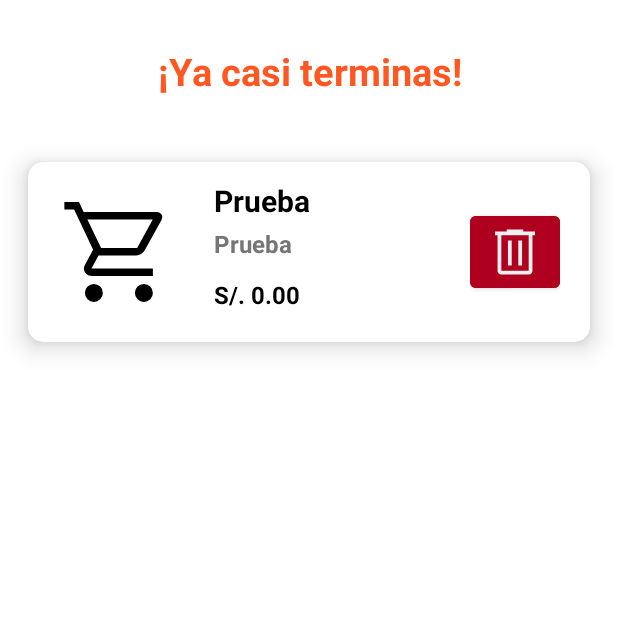
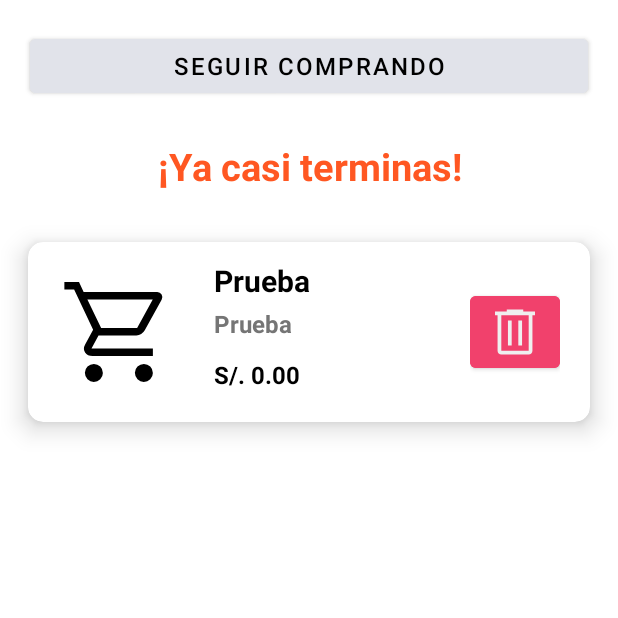
Before and after one commit to iamjamtt/ProyectoGrupo07, an Android app: the CarritoCompra screen opened directly, with no data from a screen before it, on a phone screen of 412 x 824 dp, the top half of it. Run offline under Robolectric (Android 15) with nearby library versions, the phone set to English and light mode, and no system bars.

Commit message:
Paleta de colores, Diseño de colores en las vistas

```diff
--- a/app/src/main/java/com/example/proyectogrupo07/DetalleProducto.java
+++ b/app/src/main/java/com/example/proyectogrupo07/DetalleProducto.java
@@ -5,6 +5,7 @@ import androidx.appcompat.app.AppCompatActivity;
 import android.content.Intent;
 import android.os.Bundle;
 import android.view.View;
+import android.widget.Button;
 import android.widget.ImageView;
 import android.widget.TextView;
 import android.widget.Toast;
@@ -39,7 +40,10 @@ public class DetalleProducto extends AppCompatActivity {
     }
 
     public void onAgregarCarritoButtonClick(View view) {
-        Toast.makeText(this, "Producto agregado al carrito", Toast.LENGTH_SHORT).show();
+        String producto = ((TextView) findViewById(R.id.txt_nombre_producto)).getText().toString();
+        Toast.makeText(this, producto+" agregado al carrito", Toast.LENGTH_SHORT).show();
+        Button botonEjemplo = findViewById(R.id.btnAgregar);
+        botonEjemplo.setCompoundDrawablesWithIntrinsicBounds(R.drawable.done, 0, 0, 0);
     }
 
     public void onCarritoButtonClick(View view) {
--- /dev/null
+++ b/app/src/main/res/drawable/agregar.xml
@@ -0,0 +1,4 @@
+<vector android:height="24dp" android:viewportHeight="960"
+    android:viewportWidth="960" android:width="24dp" xmlns:android="http://schemas.android.com/apk/res/android">
+    <path android:fillColor="#FFF" android:pathData="M450,510L200,510v-60h250v-250h60v250h250v60L510,510v250h-60v-250Z"/>
+</vector>
--- /dev/null
+++ b/app/src/main/res/drawable/done.xml
@@ -0,0 +1,4 @@
+<vector android:height="24dp" android:viewportHeight="960"
+    android:viewportWidth="960" android:width="24dp" xmlns:android="http://schemas.android.com/apk/res/android">
+    <path android:fillColor="#FFF" android:pathData="M378,714 L154,490l43,-43 181,181 384,-384 43,43 -427,427Z"/>
+</vector>
--- a/app/src/main/res/layout/activity_carrito_compra.xml
+++ b/app/src/main/res/layout/activity_carrito_compra.xml
@@ -11,17 +11,17 @@
         android:layout_width="match_parent"
         android:layout_height="wrap_content"
         android:orientation="vertical"
-        app:layout_constraintTop_toTopOf="parent"
-        tools:layout_editor_absoluteX="1dp">
+        app:layout_constraintTop_toBottomOf="@+id/linearLayout8"
+        tools:layout_editor_absoluteX="-4dp">
 
         <TextView
             android:id="@+id/textView"
             android:layout_width="match_parent"
             android:layout_height="wrap_content"
-            android:layout_marginTop="30dp"
-            android:layout_marginBottom="20dp"
             android:layout_marginLeft="20dp"
+            android:layout_marginTop="20dp"
             android:layout_marginRight="20dp"
+            android:layout_marginBottom="10dp"
             android:gravity="center"
             android:text="@string/txt_casi_terminas"
             android:textAlignment="center"
@@ -130,7 +130,7 @@
                         android:id="@+id/button"
                         android:layout_width="60dp"
                         android:layout_height="60dp"
-                        android:backgroundTint="@color/design_default_color_error"
+                        android:backgroundTint="@color/colorBsDanger"
                         android:drawableRight="@drawable/delete"
                         android:gravity="center"
                         android:padding="10dp"
@@ -140,4 +140,28 @@
             </RelativeLayout>
         </LinearLayout>
     </androidx.cardview.widget.CardView>
+
+    <LinearLayout
+        android:id="@+id/linearLayout8"
+        android:layout_width="match_parent"
+        android:layout_height="wrap_content"
+        android:orientation="vertical"
+        app:layout_constraintTop_toTopOf="parent"
+        tools:layout_editor_absoluteX="1dp">
+
+        <Button
+            android:id="@+id/btnSeguirComprando"
+            android:layout_width="match_parent"
+            android:layout_height="wrap_content"
+            android:layout_marginTop="20dp"
+            android:layout_marginLeft="20dp"
+            android:layout_marginRight="20dp"
+            android:layout_marginBottom="5dp"
+            android:layout_weight="1"
+            android:backgroundTint="@color/colorBsSecondary"
+            android:text="Seguir Comprando"
+            android:textColor="@color/colorText"
+            android:onClick="onSeguitComprandoButtonClick"
+            android:textSize="16sp"/>
+    </LinearLayout>
 </androidx.constraintlayout.widget.ConstraintLayout>
--- a/app/src/main/res/layout/activity_home.xml
+++ b/app/src/main/res/layout/activity_home.xml
@@ -80,7 +80,7 @@
                 android:layout_marginBottom="10dp"
                 android:layout_marginHorizontal="20dp"
                 android:layout_weight="1"
-                android:backgroundTint="@color/colorPrimary"
+                android:backgroundTint="@color/colorBsPrimary"
                 android:text="@string/btnPerfil"
                 android:textColor="@color/colorBackground"
                 android:textSize="16sp"
@@ -94,10 +94,10 @@
                 android:layout_height="wrap_content"
                 android:layout_marginHorizontal="20dp"
                 android:layout_weight="1"
-                android:backgroundTint="@color/colorTextSecondary"
+                android:backgroundTint="@color/colorBsSecondary"
                 android:fontFamily="sans-serif-medium"
                 android:text="@string/btnLogout"
-                android:textColor="@color/colorBackground"
+                android:textColor="@color/colorText"
                 android:textSize="16sp"
                 android:textStyle="bold"
                 tools:ignore="VisualLintButtonSize" />
--- a/app/src/main/res/layout/activity_perfil.xml
+++ b/app/src/main/res/layout/activity_perfil.xml
@@ -23,7 +23,7 @@
             android:id="@+id/btnRegresarPerfilId"
             android:layout_width="match_parent"
             android:layout_height="wrap_content"
-            android:backgroundTint="@color/colorAccent"
+            android:backgroundTint="@color/colorBsSecondary"
             android:text="@string/btnRegresarPerfil"
             android:textColor="@color/colorText"
             android:textSize="16sp"
@@ -38,9 +38,10 @@
             android:layout_width="match_parent"
             android:layout_height="wrap_content"
             android:fontFamily="sans-serif-medium"
-            android:textAllCaps="true"
             android:text="@string/tvTituloPerfil"
             android:textAlignment="center"
+            android:textAllCaps="true"
+            android:textColor="@color/colorBsPrimary"
             android:textSize="30sp"
             android:textStyle="bold" />
 
--- a/app/src/main/res/values/colors.xml
+++ b/app/src/main/res/values/colors.xml
@@ -12,4 +12,12 @@
     <color name="colorDivider">#BDBDBD</color>
     <color name="colorButton">#FF5722</color>
     <color name="colorButtonSecondary">#FFFFFF</color>
+
+    <!-- Bootstrap Colors -->
+    <color name="colorBsPrimary">#009ef7</color>
+    <color name="colorBsSecondary">#e1e3ea</color>
+    <color name="colorBsSuccess">#50cd89</color>
+    <color name="colorBsWarning">#ffc700</color>
+    <color name="colorBsDanger">#f1416c</color>
+
 </resources>
```
Also changed, not shown: app/src/main/java/com/example/proyectogrupo07/CarritoCompra.java (+9 -0 lines), app/src/main/res/drawable/boton_selector.xml (added, +9 -0 lines), app/src/main/res/layout/activity_detalle_producto.xml (+11 -10 lines), app/src/main/res/layout/activity_login.xml (+7 -7 lines), app/src/main/res/layout/activity_registrarusuario.xml (+7 -5 lines).
